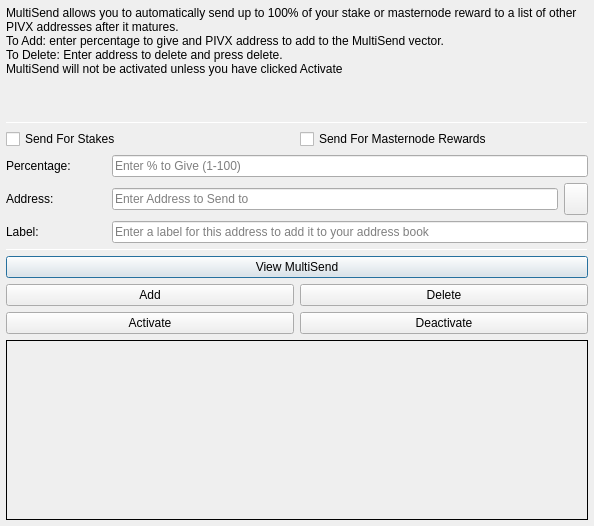
The window that src/qt/forms/multisenddialog.ui (smupyknight/htc-pivx) describes before a commit, drawn with Qt 5.
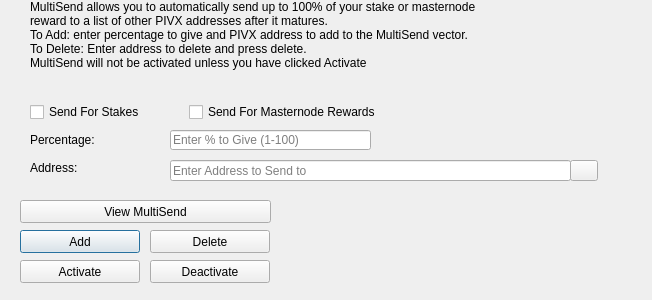
The same window after the commit. Icons and pictures are not drawn.

Commit message: Checkout to PIVX v3.0.6

```diff
--- a/src/qt/forms/multisenddialog.ui
+++ b/src/qt/forms/multisenddialog.ui
@@ -9,106 +9,22 @@
    <rect>
     <x>0</x>
     <y>0</y>
-    <width>594</width>
-    <height>526</height>
+    <width>652</width>
+    <height>300</height>
    </rect>
   </property>
   <property name="windowTitle">
    <string>MultiSend</string>
   </property>
-  <layout class="QVBoxLayout" name="verticalLayout" stretch="0">
-   <property name="leftMargin">
-    <number>6</number>
-   </property>
-   <property name="topMargin">
-    <number>6</number>
-   </property>
-   <property name="rightMargin">
-    <number>6</number>
-   </property>
-   <property name="bottomMargin">
-    <number>6</number>
-   </property>
-   <item>
-    <layout class="QVBoxLayout" name="verticalLayout_Main" stretch="1,1,1,0,1,1,1">
-     <item>
-      <widget class="QLabel" name="label_2">
-       <property name="lineWidth">
-        <number>1</number>
-       </property>
-       <property name="text">
-        <string>MultiSend allows you to automatically send up to 100% of your stake or masternode reward to a list of other PIVX addresses after it matures.
-To Add: enter percentage to give and PIVX address to add to the MultiSend vector.
-To Delete: Enter address to delete and press delete.
-MultiSend will not be activated unless you have clicked Activate</string>
-       </property>
-       <property name="alignment">
-        <set>Qt::AlignLeading|Qt::AlignLeft|Qt::AlignTop</set>
-       </property>
-       <property name="wordWrap">
-        <bool>true</bool>
-       </property>
-      </widget>
-     </item>
-     <item>
-      <widget class="Line" name="line">
-       <property name="minimumSize">
-        <size>
-         <width>0</width>
-         <height>1</height>
-        </size>
-       </property>
-       <property name="maximumSize">
-        <size>
-         <width>16777215</width>
-         <height>1</height>
-        </size>
-       </property>
-       <property name="orientation">
-        <enum>Qt::Horizontal</enum>
-       </property>
-      </widget>
-     </item>
-     <item>
-      <layout class="QVBoxLayout" name="verticalLayout_Settings">
-       <item>
-        <layout class="QHBoxLayout" name="horizontalLayout">
-         <item>
-          <widget class="QCheckBox" name="multiSendStakeCheckBox">
-           <property name="text">
-            <string>Send For Stakes</string>
-           </property>
-          </widget>
-         </item>
-         <item>
-          <widget class="QCheckBox" name="multiSendMasternodeCheckBox">
-           <property name="text">
-            <string>Send For Masternode Rewards</string>
-           </property>
-          </widget>
-         </item>
-        </layout>
-       </item>
-       <item>
-        <layout class="QHBoxLayout" name="horizontalLayout_6">
-         <item>
-          <widget class="QLabel" name="label">
-           <property name="minimumSize">
-            <size>
-             <width>100</width>
-             <height>0</height>
-            </size>
-           </property>
-           <property name="toolTip">
-            <string>Percentage of stake to send</string>
-           </property>
-           <property name="text">
-            <string>Percentage:</string>
-           </property>
-          </widget>
-         </item>
-         <item>
           <widget class="QLineEdit" name="multiSendPercentEdit">
+   <property name="geometry">
+    <rect>
+     <x>170</x>
+     <y>130</y>
+     <width>201</width>
+     <height>20</height>
+    </rect>
+   </property>
            <property name="toolTip">
             <string>Enter whole numbers 1 - 100</string>
            </property>
@@ -116,29 +32,15 @@
             <string>Enter % to Give (1-100)</string>
            </property>
           </widget>
-         </item>
-        </layout>
-       </item>
-       <item>
-        <layout class="QHBoxLayout" name="horizontalLayout_7">
-         <item>
-          <widget class="QLabel" name="label_5">
-           <property name="minimumSize">
-            <size>
-             <width>100</width>
-             <height>0</height>
-            </size>
-           </property>
-           <property name="toolTip">
-            <string>Address to send portion of stake to</string>
-           </property>
-           <property name="text">
-            <string>Address:</string>
-           </property>
-          </widget>
-         </item>
-         <item>
           <widget class="QLineEdit" name="multiSendAddressEdit">
+   <property name="geometry">
+    <rect>
+     <x>170</x>
+     <y>160</y>
+     <width>401</width>
+     <height>21</height>
+    </rect>
+   </property>
            <property name="toolTip">
             <string/>
            </property>
@@ -146,14 +48,87 @@
             <string>Enter Address to Send to</string>
            </property>
           </widget>
-         </item>
-         <item>
-          <widget class="QToolButton" name="addressBookButton">
-           <property name="maximumSize">
-            <size>
-             <width>16777215</width>
-             <height>32</height>
-            </size>
+  <widget class="QLabel" name="label_2">
+   <property name="geometry">
+    <rect>
+     <x>30</x>
+     <y>0</y>
+     <width>451</width>
+     <height>121</height>
+    </rect>
+   </property>
+   <property name="lineWidth">
+    <number>1</number>
+   </property>
+   <property name="text">
+    <string>MultiSend allows you to automatically send up to 100% of your stake or masternode reward to a list of other PIVX addresses after it matures.
+To Add: enter percentage to give and PIVX address to add to the MultiSend vector.
+To Delete: Enter address to delete and press delete.
+MultiSend will not be activated unless you have clicked Activate</string>
+   </property>
+   <property name="alignment">
+    <set>Qt::AlignLeading|Qt::AlignLeft|Qt::AlignTop</set>
+   </property>
+   <property name="wordWrap">
+    <bool>true</bool>
+   </property>
+  </widget>
+  <widget class="QLabel" name="message">
+   <property name="geometry">
+    <rect>
+     <x>290</x>
+     <y>200</y>
+     <width>351</width>
+     <height>91</height>
+    </rect>
+   </property>
+   <property name="text">
+    <string/>
+   </property>
+  </widget>
+  <widget class="QPushButton" name="addButton">
+   <property name="geometry">
+    <rect>
+     <x>20</x>
+     <y>230</y>
+     <width>120</width>
+     <height>23</height>
+    </rect>
+   </property>
+   <property name="toolTip">
+    <string/>
+   </property>
+   <property name="statusTip">
+    <string>Add to MultiSend Vector</string>
+   </property>
+   <property name="text">
+    <string>Add</string>
+   </property>
+  </widget>
+  <widget class="QPushButton" name="disableButton">
+   <property name="geometry">
+    <rect>
+     <x>150</x>
+     <y>260</y>
+     <width>120</width>
+     <height>23</height>
+    </rect>
+   </property>
+   <property name="statusTip">
+    <string>Deactivate MultiSend</string>
+   </property>
+   <property name="text">
+    <string>Deactivate</string>
+   </property>
+  </widget>
+  <widget class="QPushButton" name="addressBookButton">
+   <property name="geometry">
+    <rect>
+     <x>570</x>
+     <y>160</y>
+     <width>28</width>
+     <height>21</height>
+    </rect>
            </property>
            <property name="toolTip">
             <string>Choose an address from the address book</string>
@@ -168,61 +143,19 @@
            <property name="shortcut">
             <string>Alt+A</string>
            </property>
-          </widget>
-         </item>
-        </layout>
-       </item>
-      </layout>
-     </item>
-     <item>
-      <layout class="QHBoxLayout" name="horizontalLayout_3">
-       <item>
-        <widget class="QLabel" name="label_3">
-         <property name="minimumSize">
-          <size>
-           <width>100</width>
-           <height>0</height>
-          </size>
-         </property>
-         <property name="text">
-          <string>Label:</string>
-         </property>
-        </widget>
-       </item>
-       <item>
-        <widget class="QLineEdit" name="labelAddressLabelEdit">
-         <property name="placeholderText">
-          <string>Enter a label for this address to add it to your address book</string>
-         </property>
-        </widget>
-       </item>
-      </layout>
-     </item>
-     <item>
-      <widget class="Line" name="line_2">
-       <property name="minimumSize">
-        <size>
-         <width>0</width>
-         <height>1</height>
-        </size>
-       </property>
-       <property name="maximumSize">
-        <size>
-         <width>16777215</width>
-         <height>1</height>
-        </size>
-       </property>
-       <property name="orientation">
-        <enum>Qt::Horizontal</enum>
-       </property>
-      </widget>
-     </item>
-     <item>
-      <layout class="QVBoxLayout" name="verticalLayout_Buttons">
-       <item>
-        <layout class="QHBoxLayout" name="horizontalLayout_4">
-         <item>
-          <widget class="QPushButton" name="viewButton">
+   <property name="autoDefault">
+    <bool>false</bool>
+   </property>
+  </widget>
+  <widget class="QLabel" name="label">
+   <property name="geometry">
+    <rect>
+     <x>30</x>
+     <y>130</y>
+     <width>121</width>
+     <height>20</height>
+    </rect>
+   </property>
            <property name="toolTip">
             <string/>
            </property>
@@ -230,16 +163,18 @@
             <string>View MultiSend Vector</string>
            </property>
            <property name="text">
-            <string>View MultiSend</string>
-           </property>
-          </widget>
-         </item>
-        </layout>
-       </item>
-       <item>
-        <layout class="QHBoxLayout" name="horizontalLayout_2">
-         <item>
-          <widget class="QPushButton" name="addButton">
+    <string>Percentage:</string>
+   </property>
+  </widget>
+  <widget class="QLabel" name="label_5">
+   <property name="geometry">
+    <rect>
+     <x>30</x>
+     <y>160</y>
+     <width>111</width>
+     <height>16</height>
+    </rect>
+   </property>
            <property name="toolTip">
             <string/>
            </property>
@@ -247,12 +182,18 @@
             <string>Add to MultiSend Vector</string>
            </property>
            <property name="text">
-            <string>Add</string>
-           </property>
-          </widget>
-         </item>
-         <item>
+    <string>Address:</string>
+   </property>
+  </widget>
           <widget class="QPushButton" name="deleteButton">
+   <property name="geometry">
+    <rect>
+     <x>150</x>
+     <y>230</y>
+     <width>120</width>
+     <height>23</height>
+    </rect>
+   </property>
            <property name="toolTip">
             <string/>
            </property>
@@ -263,13 +204,15 @@
             <string>Delete</string>
            </property>
           </widget>
-         </item>
-        </layout>
-       </item>
-       <item>
-        <layout class="QHBoxLayout" name="horizontalLayout_5">
-         <item>
           <widget class="QPushButton" name="activateButton">
+   <property name="geometry">
+    <rect>
+     <x>20</x>
+     <y>260</y>
+     <width>120</width>
+     <height>23</height>
+    </rect>
+   </property>
            <property name="statusTip">
             <string>Activate MultiSend</string>
            </property>
@@ -277,55 +220,51 @@
             <string>Activate</string>
            </property>
           </widget>
-         </item>
-         <item>
-          <widget class="QPushButton" name="disableButton">
-           <property name="statusTip">
-            <string>Deactivate MultiSend</string>
-           </property>
-           <property name="text">
-            <string>Deactivate</string>
-           </property>
-          </widget>
-         </item>
-        </layout>
-       </item>
-      </layout>
-     </item>
-     <item>
-      <widget class="QLabel" name="message">
-       <property name="minimumSize">
-        <size>
-         <width>0</width>
-         <height>180</height>
-        </size>
-       </property>
-       <property name="frameShape">
-        <enum>QFrame::Panel</enum>
-       </property>
-       <property name="frameShadow">
-        <enum>QFrame::Plain</enum>
-       </property>
-       <property name="lineWidth">
-        <number>1</number>
-       </property>
-       <property name="midLineWidth">
-        <number>1</number>
-       </property>
-       <property name="text">
+  <widget class="QPushButton" name="viewButton">
+   <property name="geometry">
+    <rect>
+     <x>20</x>
+     <y>200</y>
+     <width>251</width>
+     <height>23</height>
+    </rect>
+   </property>
+   <property name="toolTip">
         <string/>
        </property>
-       <property name="alignment">
-        <set>Qt::AlignLeading|Qt::AlignLeft|Qt::AlignTop</set>
-       </property>
-       <property name="wordWrap">
-        <bool>true</bool>
-       </property>
-      </widget>
-     </item>
-    </layout>
-   </item>
-  </layout>
+   <property name="statusTip">
+    <string>View MultiSend Vector</string>
+   </property>
+   <property name="text">
+    <string>View MultiSend</string>
+   </property>
+  </widget>
+  <widget class="QWidget" name="horizontalLayoutWidget">
+   <property name="geometry">
+    <rect>
+     <x>30</x>
+     <y>100</y>
+     <width>351</width>
+     <height>24</height>
+    </rect>
+   </property>
+   <layout class="QHBoxLayout" name="horizontalLayout">
+    <item>
+     <widget class="QCheckBox" name="multiSendStakeCheckBox">
+      <property name="text">
+       <string>Send For Stakes</string>
+      </property>
+     </widget>
+    </item>
+    <item>
+     <widget class="QCheckBox" name="multiSendMasternodeCheckBox">
+      <property name="text">
+       <string>Send For Masternode Rewards</string>
+      </property>
+     </widget>
+    </item>
+   </layout>
+  </widget>
  </widget>
  <resources>
   <include location="../pivx.qrc"/>
```
Left out of the diff: 14 changed lines with no effect on the pictures. Lines whose indentation alone changed are shown as unchanged. The commit also changes 674 other files.
